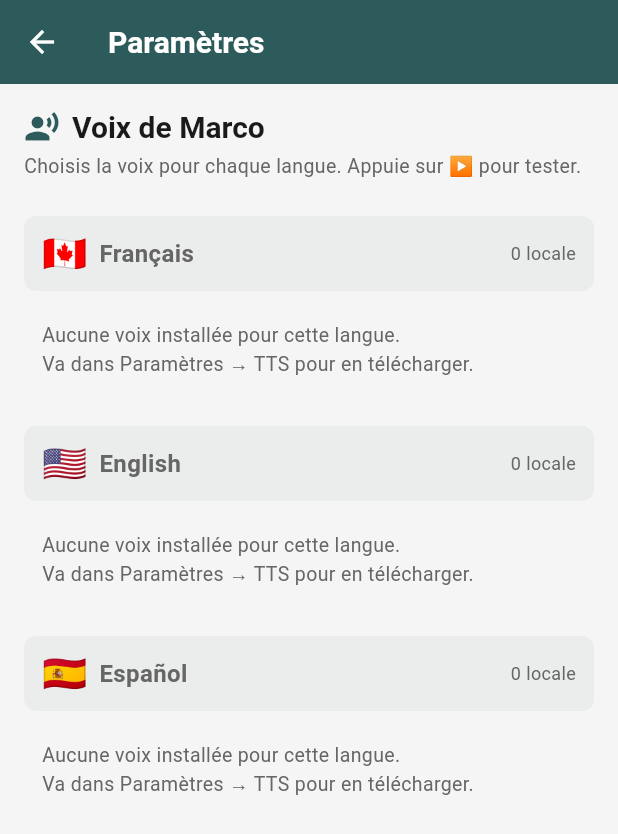
After one commit to admin-rayv/app-voyage, a Flutter app: the SettingsScreen screen opened directly, on a phone screen of 412 x 824 dp. The commit adds this screen. Shown: the top 834 px of the screen. Run offline on Flutter 3.47's test engine with Material 3 defaults, Android fonts, the phone set to English and light mode, and no system bars; our stand-ins replace connectivity_plus, flutter_map, flutter_riverpod, flutter_tts, geolocator, go_router and 4 more; accounts and stored records are empty.

Commit message:
feat(settings): voice settings screen — pick voice per language from home
- SettingsScreen: list all local/network voices per language (FR/EN/ES)
- Test button (▶️) to preview each voice before selecting
- Selected voice persisted in SharedPreferences, applies globally
- Accessible via ⚙️ icon on home screen
- Removed voice dropdown from POI detail screen (cleaner UX)
- Network voices in collapsible section (local voices prioritized)

```diff
--- /dev/null
+++ b/lib/screens/settings_screen.dart
@@ -0,0 +1,281 @@
+import 'package:flutter/material.dart';
+import '../services/tts_service.dart';
+import '../config/theme.dart';
+
+/// Écran Paramètres — Configuration des voix TTS par langue.
+///
+/// Accessible depuis le home screen. Les choix s'appliquent
+/// automatiquement partout dans l'app.
+
+class SettingsScreen extends StatefulWidget {
+  const SettingsScreen({super.key});
+
+  @override
+  State<SettingsScreen> createState() => _SettingsScreenState();
+}
+
+class _SettingsScreenState extends State<SettingsScreen> {
+  final TtsService _tts = TtsService();
+  bool _isLoading = true;
+
+  // Voix par langue
+  final Map<String, List<VoiceInfo>> _voicesByLang = {};
+  final Map<String, String?> _selectedByLang = {};
+  String? _testingVoice;
+
+  static const _languages = [
+    {'code': 'fr', 'label': 'Français', 'flag': '🇨🇦', 'testText': 'Bienvenue à Saint-Lambert! Je suis Marco, ton guide.'},
+    {'code': 'en', 'label': 'English', 'flag': '🇺🇸', 'testText': 'Welcome to Saint-Lambert! I\'m Marco, your guide.'},
+    {'code': 'es', 'label': 'Español', 'flag': '🇪🇸', 'testText': '¡Bienvenido a Saint-Lambert! Soy Marco, tu guía.'},
+  ];
+
+  @override
+  void initState() {
+    super.initState();
+    _tts.init();
+    _loadAllVoices();
+  }
+
+  Future<void> _loadAllVoices() async {
+    for (final lang in _languages) {
+      final code = lang['code'] as String;
+      final voices = await _tts.getLocalVoices(code);
+      final userVoice = await _tts.getUserVoice(code);
+      _voicesByLang[code] = voices;
+      _selectedByLang[code] = userVoice;
+    }
+    if (mounted) setState(() => _isLoading = false);
+  }
+
+  Future<void> _testVoice(VoiceInfo voice, String testText) async {
+    setState(() => _testingVoice = voice.name);
+    await _tts.stop();
+    // Appliquer temporairement cette voix
+    final locale = voice.locale;
+    await _tts.setLanguage(locale.substring(0, 2));
+    // Force cette voix spécifique
+    await _tts.setUserVoice(
+      locale.startsWith('fr') ? 'fr' : locale.startsWith('en') ? 'en' : 'es',
+      voice.name,
+    );
+    await _tts.speak(testText);
+
+    // Attendre la fin
+    _tts.stateStream.listen((state) {
+      if (state == TtsState.stopped && mounted) {
+        setState(() => _testingVoice = null);
+      }
+    });
+  }
+
+  Future<void> _selectVoice(String langCode, String voiceName) async {
+    await _tts.stop();
+    await _tts.setUserVoice(langCode, voiceName);
+    setState(() => _selectedByLang[langCode] = voiceName);
+  }
+
+  @override
+  void dispose() {
+    _tts.dispose();
+    super.dispose();
+  }
+
+  @override
+  Widget build(BuildContext context) {
+    return Scaffold(
+      appBar: AppBar(
+        title: const Text('Paramètres'),
+      ),
+      body: _isLoading
+          ? const Center(child: CircularProgressIndicator())
+          : ListView(
+              padding: const EdgeInsets.all(16),
+              children: [
+                // Header
+                Row(
+                  children: [
+                    Icon(Icons.record_voice_over, color: AppTheme.primaryColor),
+                    const SizedBox(width: 8),
+                    Text(
+                      'Voix de Marco',
+                      style: Theme.of(context).textTheme.titleLarge,
+                    ),
+                  ],
+                ),
+                const SizedBox(height: 4),
+                Text(
+                  'Choisis la voix pour chaque langue. Appuie sur ▶️ pour tester.',
+                  style: TextStyle(color: AppTheme.textSecondary, fontSize: 13),
+                ),
+                const SizedBox(height: 24),
+
+                // Section par langue
+                ..._languages.map((lang) => _buildLanguageSection(
+                  langCode: lang['code'] as String,
+                  label: lang['label'] as String,
+                  flag: lang['flag'] as String,
+                  testText: lang['testText'] as String,
+                )),
+              ],
+            ),
+    );
+  }
+
+  Widget _buildLanguageSection({
+    required String langCode,
+    required String label,
+    required String flag,
+    required String testText,
+  }) {
+    final voices = _voicesByLang[langCode] ?? [];
+    final selected = _selectedByLang[langCode];
+
+    // Séparer local et network
+    final localVoices = voices.where((v) => v.isLocal).toList();
+    final networkVoices = voices.where((v) => !v.isLocal).toList();
+
+    return Column(
+      crossAxisAlignment: CrossAxisAlignment.start,
+      children: [
+        // Header langue
+        Container(
+          padding: const EdgeInsets.symmetric(horizontal: 12, vertical: 8),
+          decoration: BoxDecoration(
+            color: AppTheme.primaryColor.withValues(alpha: 0.05),
+            borderRadius: BorderRadius.circular(8),
+          ),
+          child: Row(
+            children: [
+              Text(flag, style: const TextStyle(fontSize: 24)),
+              const SizedBox(width: 8),
+              Text(
+                label,
+                style: const TextStyle(
+                  fontSize: 16,
+                  fontWeight: FontWeight.w600,
+                ),
+              ),
+              const Spacer(),
+              Text(
+                '${localVoices.length} locale${localVoices.length > 1 ? 's' : ''}',
+                style: TextStyle(fontSize: 12, color: AppTheme.textSecondary),
+              ),
+            ],
+          ),
+        ),
+        const SizedBox(height: 8),
+
+        // Voix locales
+        if (localVoices.isNotEmpty) ...[
+          ...localVoices.asMap().entries.map((entry) {
+            final index = entry.key + 1;
+            final voice = entry.value;
+            final isSelected = selected == voice.name;
+            final isTesting = _testingVoice == voice.name;
+
+            return _buildVoiceTile(
+              title: 'Voix $index',
+              subtitle: voice.isLocal ? '📱 Locale (offline)' : '☁️ Réseau',
+              voice: voice,
+              testText: testText,
+              langCode: langCode,
+              isSelected: isSelected,
+              isTesting: isTesting,
+            );
+          }),
+        ],
+
+        // Voix réseau (collapsible)
+        if (networkVoices.isNotEmpty) ...[
+          const SizedBox(height: 4),
+          ExpansionTile(
+            tilePadding: const EdgeInsets.symmetric(horizontal: 8),
+            title: Text(
+              '☁️ Voix réseau (${networkVoices.length}) — nécessite internet',
+              style: TextStyle(fontSize: 13, color: AppTheme.textSecondary),
+            ),
+            children: networkVoices.asMap().entries.map((entry) {
+              final index = entry.key + 1;
+              final voice = entry.value;
+              final isSelected = selected == voice.name;
+              final isTesting = _testingVoice == voice.name;
+
+              return _buildVoiceTile(
+                title: 'Voix réseau $index',
+                subtitle: '☁️ Meilleure qualité, besoin de wifi/data',
+                voice: voice,
+                testText: testText,
+                langCode: langCode,
+                isSelected: isSelected,
+                isTesting: isTesting,
+              );
+            }).toList(),
+          ),
+        ],
+
+        if (voices.isEmpty)
+          Padding(
+            padding: const EdgeInsets.all(12),
+            child: Text(
+              'Aucune voix installée pour cette langue.\nVa dans Paramètres → TTS pour en télécharger.',
+              style: TextStyle(color: AppTheme.textSecondary, fontSize: 13),
+            ),
+          ),
+
+        const SizedBox(height: 20),
+      ],
+    );
+  }
+
+  Widget _buildVoiceTile({
+    required String title,
+    required String subtitle,
+    required VoiceInfo voice,
+    required String testText,
+    required String langCode,
+    required bool isSelected,
+    required bool isTesting,
+  }) {
+    return Card(
+      margin: const EdgeInsets.symmetric(vertical: 3, horizontal: 4),
+      color: isSelected
+          ? AppTheme.primaryColor.withValues(alpha: 0.08)
+          : null,
+      shape: RoundedRectangleBorder(
+        borderRadius: BorderRadius.circular(10),
+        side: isSelected
+            ? BorderSide(color: AppTheme.primaryColor, width: 1.5)
+            : BorderSide.none,
+      ),
+      child: ListTile(
+        dense: true,
+        leading: isSelected
+            ? Icon(Icons.check_circle, color: AppTheme.primaryColor)
+            : Icon(Icons.radio_button_unchecked, color: Colors.grey[400]),
+        title: Text(
+          title,
+          style: TextStyle(
+            fontSize: 14,
+            fontWeight: isSelected ? FontWeight.w600 : FontWeight.normal,
+          ),
+        ),
+        subtitle: Text(subtitle, style: const TextStyle(fontSize: 11)),
+        trailing: IconButton(
+          icon: isTesting
+              ? SizedBox(
+                  width: 20,
+                  height: 20,
+                  child: CircularProgressIndicator(
+                    strokeWidth: 2,
+                    color: AppTheme.primaryColor,
+                  ),
+                )
+              : Icon(Icons.play_circle_fill,
+                  color: AppTheme.primaryColor, size: 28),
+          onPressed: isTesting ? null : () => _testVoice(voice, testText),
+        ),
+        onTap: () => _selectVoice(langCode, voice.name),
+      ),
+    );
+  }
+}
```
Also changed, not shown: lib/screens/home_screen.dart (+4 -5 lines), lib/screens/poi_detail_screen.dart (+1 -47 lines).
